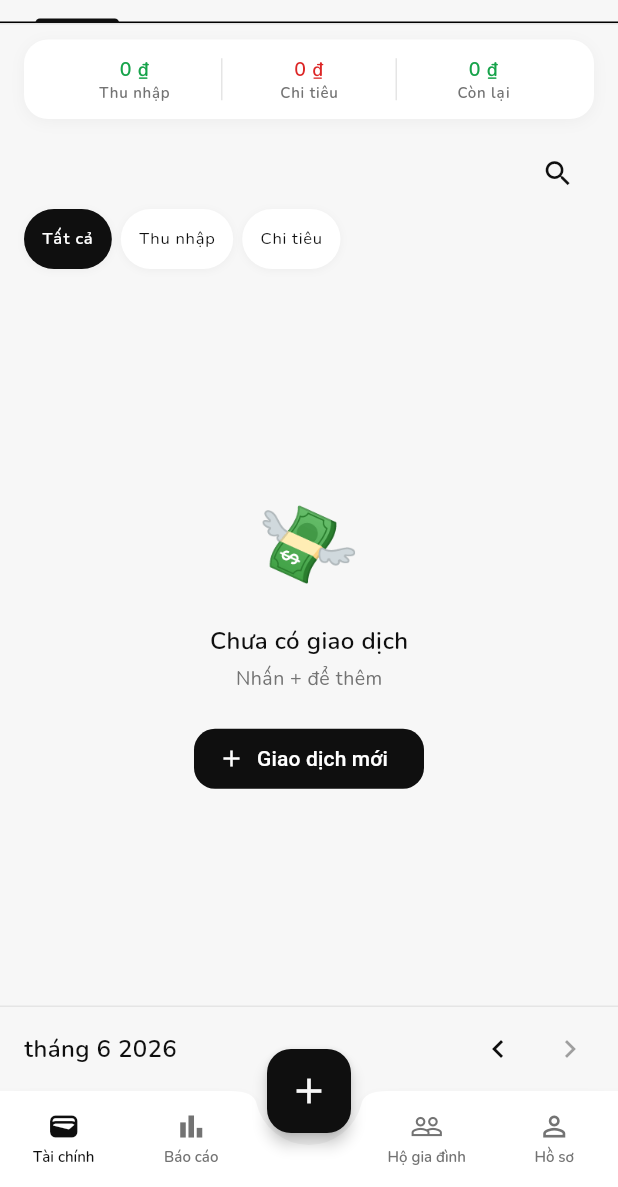
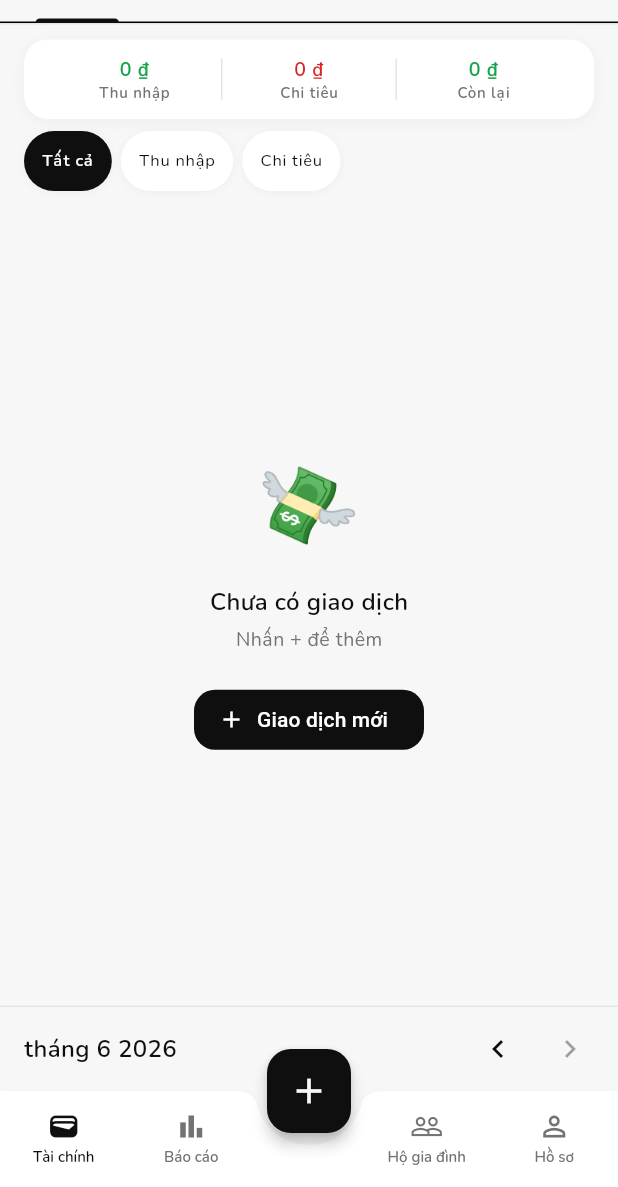
Before and after one commit to flynn-ng/my_money, a Flutter app: the screen it shows once a user with an empty profile is signed in, on a phone screen of 412 x 824 dp, the part 49-1236 px from its top. Run offline on Flutter 3.47's test engine with Material 3 defaults, Android fonts, the phone set to English and light mode, and no system bars; drawn by our look-alikes of flutter_animate; our stand-ins replace fl_chart, flutter_form_builder, flutter_riverpod, form_builder_validators, gap, go_router and 3 more; missing offline and left inert: dart:js_interop; accounts and stored records are empty.

Commit message:
fix: hide search row until pull gesture reveals it
Co-Authored-By: Claude Sonnet 4.6 <noreply@anthropic.com>

```diff
--- a/lib/features/transactions/presentation/transaction_list_screen.dart
+++ b/lib/features/transactions/presentation/transaction_list_screen.dart
@@ -129,12 +129,12 @@ class _FilterBar extends ConsumerWidget {
     return Column(
       crossAxisAlignment: CrossAxisAlignment.start,
       children: [
-        // Search row
+        // Search row — only rendered when search is open
+        if (searchOpen)
           Padding(
             padding: EdgeInsets.fromLTRB(hPad(context), 4, hPad(context), 0),
             child: Row(
               children: [
-              if (searchOpen)
                 Expanded(
                   child: TextField(
                     controller: controller,
@@ -165,20 +165,10 @@ class _FilterBar extends ConsumerWidget {
                     ),
                     onChanged: notifier.setQuery,
                   ),
-                )
-              else
-                const Spacer(),
-              Badge(
-                isLabelVisible: filter.isActive,
-                backgroundColor: AppColors.black,
-                smallSize: 7,
-                child: IconButton(
-                  icon: Icon(
-                    searchOpen ? Icons.search_off : Icons.search,
-                    size: 22,
                 ),
+                IconButton(
+                  icon: const Icon(Icons.search_off, size: 22),
                   onPressed: onToggle,
-                ),
                 ),
                 if (filter.isActive)
                   TextButton(
```
Lines whose indentation alone changed are shown as unchanged.
